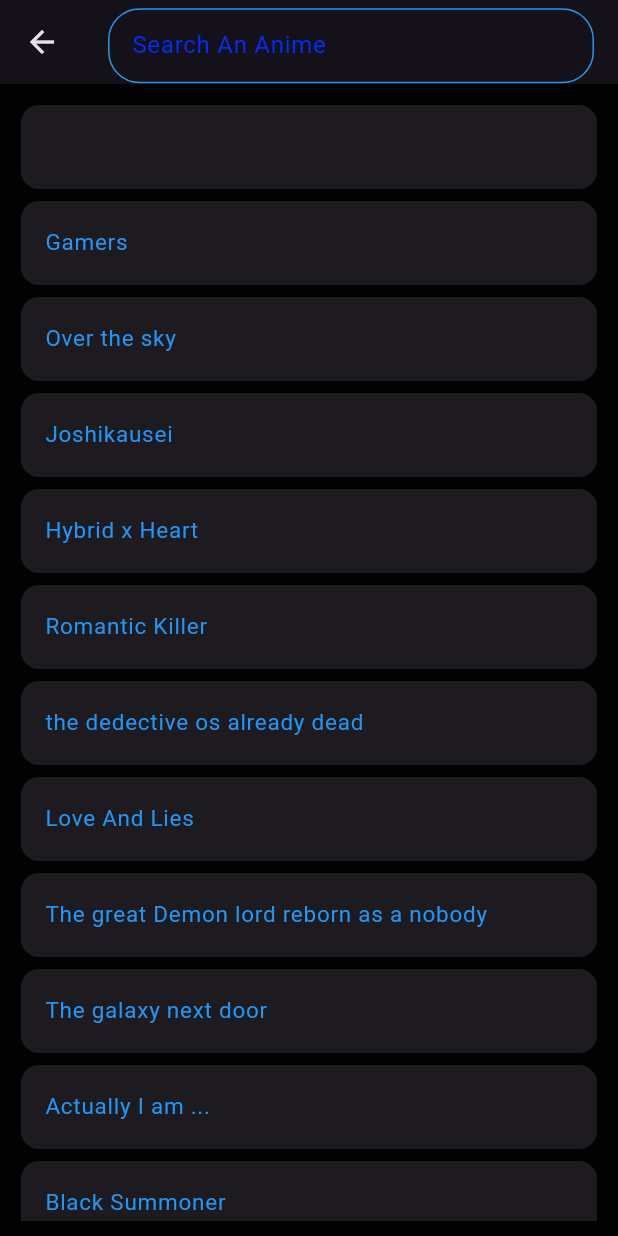
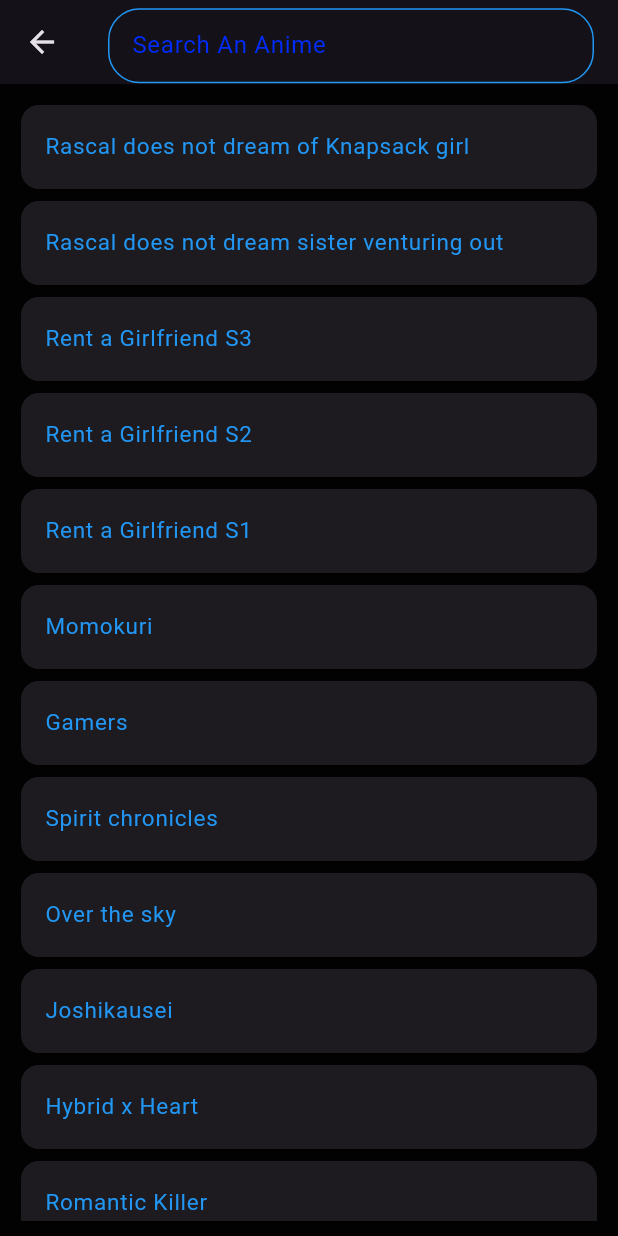
Before and after one commit to LaurantLecarde/current_watching_anime, a Flutter app: the screen it shows after launch, scrolled down 576 dp, after a tap on the "search" icon, on a phone screen of 412 x 824 dp. Run offline on Flutter 3.47's test engine with Material 3 defaults, Android fonts, the light colour scheme and no system bars; our stand-ins replace google_fonts.

Commit message:
To be Continue..

```diff
--- a/lib/main_page.dart
+++ b/lib/main_page.dart
@@ -10,6 +10,7 @@ import 'package:flutter/cupertino.dart';
 import 'package:flutter/material.dart';
 import 'bottom_navigation_bar_sc/favourite.dart';
 import 'bottom_navigation_bar_sc/finished.dart';
+import 'drawer_scrn/manga_screen.dart';
 
 class MainPage extends StatefulWidget {
   const MainPage({super.key});
@@ -57,6 +58,7 @@ class _MainPageState extends State<MainPage> {
               Container(height: 70,padding:const EdgeInsets.all(1),color: Colors.black,child: Card(elevation: 0,child: Center(child: ListTile(title: Text('TV Movies',style: optionStyle,),trailing: myIcon,onTap: (){Navigator.of(context).push(CupertinoPageRoute(builder: (context)=> const TvMovies()));},)),),),
               Container(height: 70,padding:const EdgeInsets.all(1),color: Colors.black,child: Card(elevation: 0,child: Center(child: ListTile(title: Text('Miraculous "Tales of Ladybug and Chat Noire"',style: optionStyle,),trailing: myIcon,onTap: (){Navigator.of(context).push(CupertinoPageRoute(builder: (context)=> const MiraculousPage()));},)),),),
               Container(height: 70,padding:const EdgeInsets.all(1),color: Colors.black,child: Card(elevation: 0,child: Center(child: ListTile(title: Text('Upcoming, Ongoing',style: optionStyle,),trailing: myIcon,onTap: (){Navigator.of(context).push(CupertinoPageRoute(builder: (context)=> const UpComingOnGoing()));},)),),),
+              Container(height: 70,padding:const EdgeInsets.all(1),color: Colors.black,child: Card(elevation: 0,child: Center(child: ListTile(title: Text('Mangas',style: optionStyle,),trailing: myIcon,onTap: (){Navigator.of(context).push(CupertinoPageRoute(builder: (context)=> const MangaScreen()));},)),),),
             ],
           ),
         ),
--- a/lib/model/all_anime.dart
+++ b/lib/model/all_anime.dart
@@ -1,3 +1,5 @@
+import 'package:current_watching_anime/bottom_navigation_bar_sc/all.dart';
+
 class AllAnime {
   String name;
   String episodes;
@@ -9,8 +11,14 @@ class AllAnime {
 }
 
 final allAnimeListRow = [
- AllAnime(unLiked: true, name: '', episodes: '12', image: 'assetses/img/img_34.png'),
+  AllAnime(unLiked: true, name: "Rascal does not dream of Knapsack girl", episodes: "Future", image: "assets/picture/img_5.png"),
+  AllAnime(unLiked: true, name: "Rascal does not dream sister venturing out", episodes: 'Full', image: "assets/picture/img_4.png"),
+  AllAnime(unLiked: true, name: "Rent a Girlfriend S3", episodes: "12", image:"assets/picture/img_3.png"),
+  AllAnime(unLiked: true, name: "Rent a Girlfriend S2", episodes: "12", image:"assets/picture/img_2.png"),
+  AllAnime(unLiked: true, name: "Rent a Girlfriend S1", episodes: "12", image:"assets/picture/img_1.png"),
+  AllAnime(unLiked: true, name: "Momokuri", episodes: "13", image: "assets/picture/img.png"),
   AllAnime(unLiked: true, name: "Gamers", episodes: "12", image: "assetses/img/img_35.png"),
+  AllAnime(unLiked: true, name: 'Spirit chronicles', episodes: '12', image: 'assetses/img/img_34.png'),
   AllAnime(unLiked: true, name: "Over the sky", episodes: 'Full', image: 'assetses/img/img_33.png'),
   AllAnime(unLiked: true, name: 'Joshikausei', episodes: '12', image: 'assetses/img/img_25.png'),
   AllAnime(unLiked: true, name: 'Hybrid x Heart ', episodes: '12', image: 'assetses/img/img_19.png'),
@@ -60,14 +68,14 @@ final allAnimeListRow = [
   AllAnime(unLiked:true,name: 'Fruits Basket (2019) S2', episodes: '25', image: 'assets/img/img_46.png'),
   AllAnime(unLiked:true,name: 'Fruits Basket (2019) S3', episodes: '13', image: 'assets/img/img_47.png'),
   AllAnime(unLiked:true,name: 'Girlfriend, Girlfriend S1', episodes: '12', image: 'assets/img/img_48.png'),
- AllAnime(unLiked:true,name: 'Girlfriend, Girlfriend S2', episodes: 'Ongoing', image: 'assets/img/img_49.png'),
+  AllAnime(unLiked:true,name: 'Girlfriend, Girlfriend S2', episodes: '12', image: 'assets/img/img_49.png'),
   AllAnime(unLiked:true,name: 'God of High-School', episodes: '13', image: 'assets/img/img_50.png'),
   AllAnime(unLiked:true,name: 'Hanada-kun', episodes: '12', image: 'assets/img/img_51.png'),
   AllAnime(unLiked:true,name: 'Hello World Movie', episodes: 'Full', image: 'assets/img/img_52.png'),
   AllAnime(unLiked:true,name: 'Horimiya S1', episodes: '13', image: 'assets/img/img_53.png'),
   AllAnime(unLiked:true,name: 'Horimiya S2', episodes: '13', image: 'assets/img/img_54.png'),
   AllAnime(unLiked:true,name: 'Hyouka', episodes: '22', image: 'assets/img/img_56.png'),
- AllAnime(unLiked:true,name: 'I am Giving the Disgraced Noble Lady I Rescued a Crash Course in Naughtiness', episodes: 'Ongoing', image: 'assets/img/img_58.png'),
+  AllAnime(unLiked:true,name: 'I am Giving the Disgraced Noble Lady I Rescued a Crash Course in Naughtiness', episodes: '12', image: 'assets/img/img_58.png'),
   AllAnime(unLiked:true,name: 'I Got a Cheat Skill in Another World', episodes: '13', image: 'assets/img/img_59.png'),
   AllAnime(unLiked:true,name: 'Idoly Pride', episodes: '12', image: 'assets/img/img_60.png'),
   AllAnime(unLiked:true,name: 'Summoned to Another World for a Second Time', episodes: '12', image: 'assets/img/img_61.png'),
--- a/lib/model/watching_now.dart
+++ b/lib/model/watching_now.dart
@@ -8,5 +8,5 @@ class WatchingNow {
 }
 
 final watchingNowList = [
-  WatchingNow(unLiked: true, name: '', episodes: '12', image: 'assetses/img/img_34.png'),
+  WatchingNow(unLiked: true, name: "Rent a Girlfriend S2", episodes: "12", image:"assets/picture/img_2.png"),
 ];
--- a/lib/search_barrrrrrrrrrrrrrrrrrrrrrr.dart
+++ b/lib/search_barrrrrrrrrrrrrrrrrrrrrrr.dart
@@ -14,7 +14,6 @@ class MySearchBar extends StatefulWidget {
 class _MySearchBarState extends State<MySearchBar> {
   final List<String> _results = [];
   String noAnime = 'no Anime';
-  final List<String> _noAnime = [];
 
   void _handleSearch(String input) {
     _results.clear();
--- a/pubspec.yaml
+++ b/pubspec.yaml
@@ -63,6 +63,7 @@ flutter:
   assets:
      - assets/img/
      - assetses/img/
+     - assets/picture/
 
   # An image asset can refer to one or more resolution-specific "variants", see
   # https://flutter.dev/assets-and-images/#resolution-aware
```
Also changed, not shown: lib/drawer_scrn/manga_screen.dart (added, +17 -0 lines), assets/picture/img.png (added), assets/picture/img_1.png (added), assets/picture/img_2.png (added), assets/picture/img_3.png (added), assets/picture/img_4.png (added), assets/picture/img_5.png (added), assetses/img/img_34.png (added), assetses/img/img_35.png (added), 1 other file. Lines whose indentation alone changed are shown as unchanged.
